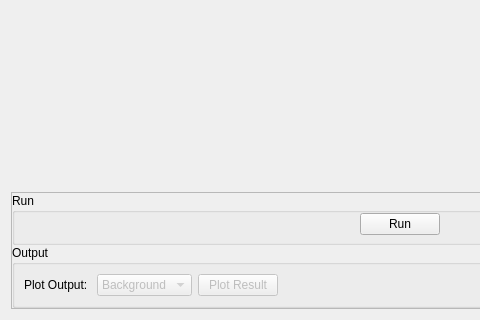
Old version of the form qt/scientific_interfaces/Indirect/IqtFit.ui in the repository mantidproject/mantid; both pictures show x 0 to 480 and y 411 to 731 of the 799 by 731 pixel window.
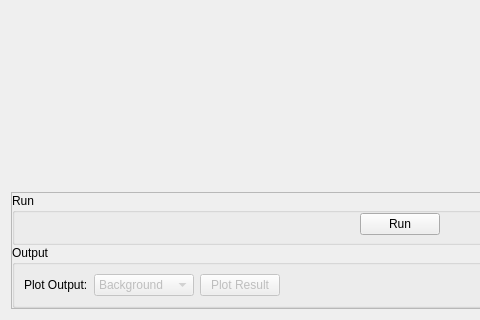
New version of the form. Custom widgets are drawn as their Qt base class.

Commit message: Refactor code and disable Plot Result when plotting Refs #23164

```diff
--- a/qt/scientific_interfaces/Indirect/IqtFit.ui
+++ b/qt/scientific_interfaces/Indirect/IqtFit.ui
@@ -127,7 +127,7 @@
              <item>
               <widget class="QLabel" name="lbPlotType">
                <property name="text">
-                <string>Plot Output: </string>
+                <string>Plot Output:</string>
                </property>
               </widget>
              </item>
@@ -136,6 +136,18 @@
                <property name="enabled">
                 <bool>false</bool>
                </property>
+               <property name="minimumSize">
+                <size>
+                 <width>100</width>
+                 <height>0</height>
+                </size>
+               </property>
+               <property name="maximumSize">
+                <size>
+                 <width>100</width>
+                 <height>16777215</height>
+                </size>
+               </property>
                <item>
                 <property name="text">
                  <string>Background</string>
```
The commit also changes 18 other files.
